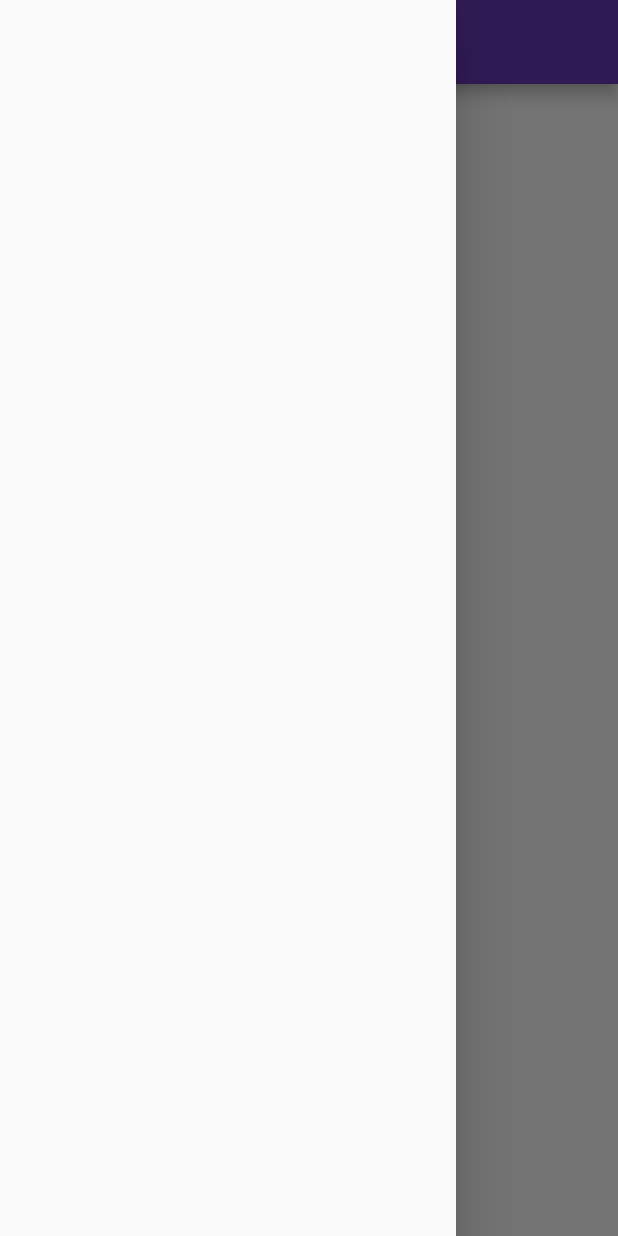
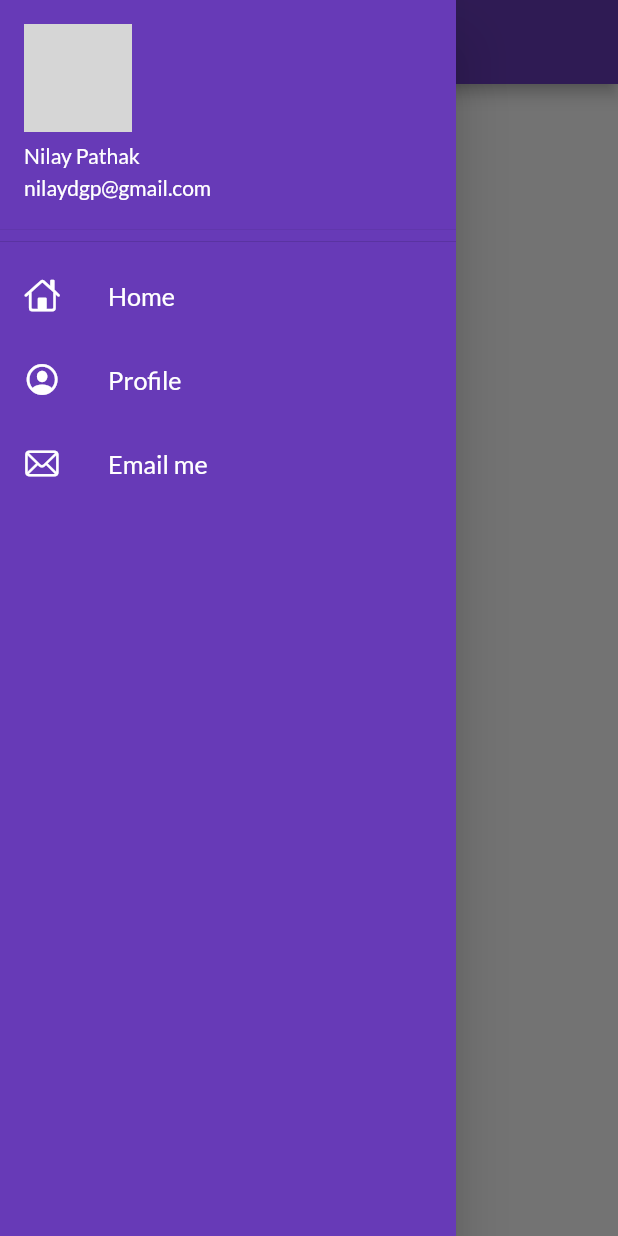
Before and after one commit to nilaypathak/Flutter-Catalog, a Flutter app: the HomePage screen opened by its route, with the side drawer open, on a phone screen of 412 x 824 dp. Run offline on Flutter 3.47's test engine with Material 2 defaults, Android fonts, the phone set to English and light mode, and no system bars; our stand-ins replace google_fonts; network calls fail; grey boxes are pictures that could not be loaded.

Commit message:
Day 9 completed

```diff
--- a/lib/pages/home_page.dart
+++ b/lib/pages/home_page.dart
@@ -1,6 +1,7 @@
 // ignore_for_file: prefer_const_constructors, avoid_unnecessary_containers
 
 import "package:flutter/material.dart";
+import 'package:flutter_catalog/widgets/drawer.dart';
 
 class HomePage extends StatelessWidget {
   const HomePage({Key? key}) : super(key: key);
@@ -18,7 +19,7 @@ class HomePage extends StatelessWidget {
           child: Text("Hello $name, Welcome, $days"),
         ),
       ),
-      drawer: Drawer(),
+      drawer: MyDrawer(),
     );
   }
 }
--- /dev/null
+++ b/lib/widgets/drawer.dart
@@ -0,0 +1,40 @@
+// ignore_for_file: prefer_const_constructors, prefer_const_literals_to_create_immutables
+
+import 'package:flutter/cupertino.dart';
+import "package:flutter/material.dart";
+import 'package:flutter_catalog/widgets/drawerlistitem.dart';
+
+class MyDrawer extends StatelessWidget {
+  const MyDrawer({Key? key}) : super(key: key);
+
+  @override
+  Widget build(BuildContext context) {
+    final imageUrl =
+        "https://cdn3.iconfinder.com/data/icons/avatars-round-flat/33/man5-512.png";
+
+    return Drawer(
+      child: Container(
+        color: Colors.deepPurple,
+        child: ListView(
+          padding: EdgeInsets.zero,
+          children: [
+            DrawerHeader(
+                padding: EdgeInsets.zero,
+                child: UserAccountsDrawerHeader(
+                  accountName: Text("Nilay Pathak"),
+                  accountEmail: Text("nilaydgp@gmail.com"),
+                  currentAccountPicture: CircleAvatar(
+                    backgroundImage: NetworkImage(imageUrl),
+                  ),
+                )),
+            MyDrawerListItem(myIcon: CupertinoIcons.home, myItemName: "Home"),
+            MyDrawerListItem(
+                myIcon: CupertinoIcons.profile_circled, myItemName: "Profile"),
+            MyDrawerListItem(
+                myIcon: CupertinoIcons.mail, myItemName: "Email me"),
+          ],
+        ),
+      ),
+    );
+  }
+}
--- /dev/null
+++ b/lib/widgets/drawerlistitem.dart
@@ -0,0 +1,17 @@
+import "package:flutter/material.dart";
+
+class MyDrawerListItem extends StatelessWidget {
+  final IconData myIcon;
+  final String myItemName;
+  const MyDrawerListItem(
+      {Key? key, required this.myIcon, required this.myItemName})
+      : super(key: key);
+
+  @override
+  Widget build(BuildContext context) {
+    return ListTile(
+        leading: Icon(myIcon, color: Colors.white),
+        title: Text(myItemName,
+            textScaleFactor: 1.2, style: TextStyle(color: Colors.white)));
+  }
+}
```
